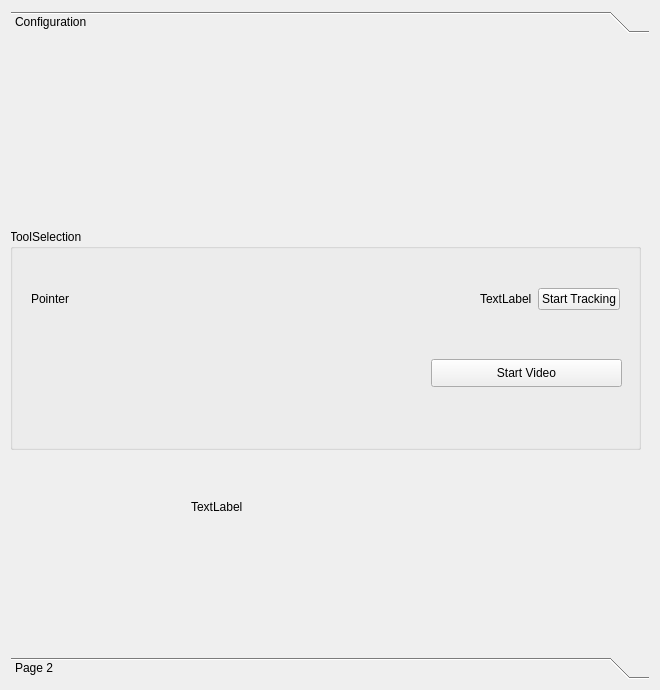
The window that Plugins/org.mitk.gui.qt.ARStrokeTreatment/src/internal/ARStrokeTreatmentControls.ui (NAMI-THU/MITK) describes before a commit, drawn with Qt 5.
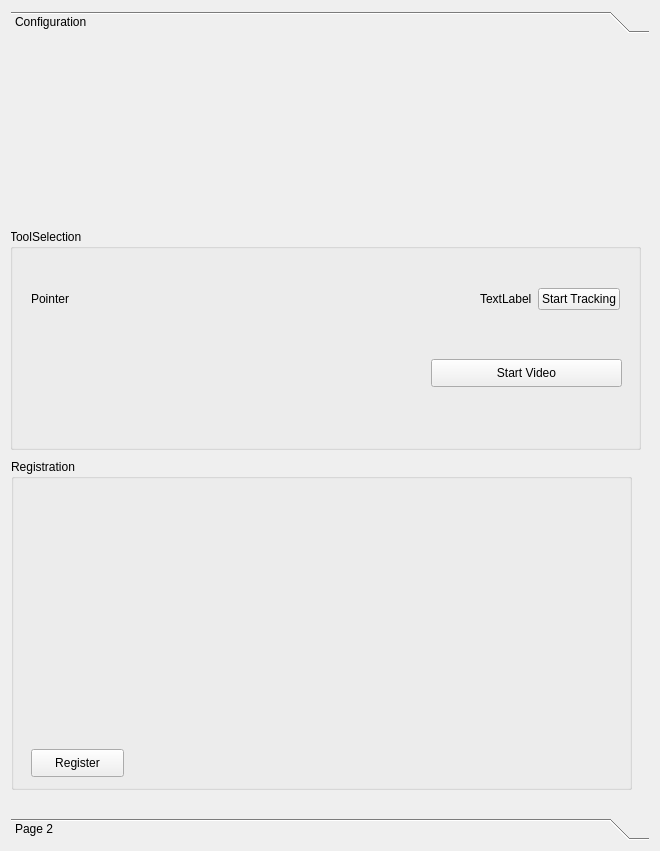
The same window after the commit. Custom widgets are drawn as their Qt base class.

The edit to the form file:
```diff
--- a/Plugins/org.mitk.gui.qt.ARStrokeTreatment/src/internal/ARStrokeTreatmentControls.ui
+++ b/Plugins/org.mitk.gui.qt.ARStrokeTreatment/src/internal/ARStrokeTreatmentControls.ui
@@ -7,7 +7,7 @@
     <x>0</x>
     <y>0</y>
     <width>660</width>
-    <height>690</height>
+    <height>851</height>
    </rect>
   </property>
   <property name="minimumSize">
@@ -31,7 +31,7 @@
         <x>0</x>
         <y>0</y>
         <width>638</width>
-        <height>606</height>
+        <height>767</height>
        </rect>
       </property>
       <attribute name="label">
@@ -125,28 +125,44 @@
         </property>
        </widget>
       </widget>
-      <widget class="QLabel" name="m_CoordinateLabel">
+      <widget class="QGroupBox" name="groupRegistration">
        <property name="geometry">
         <rect>
-         <x>180</x>
-         <y>460</y>
-         <width>55</width>
-         <height>16</height>
+         <x>0</x>
+         <y>420</y>
+         <width>621</width>
+         <height>331</height>
         </rect>
        </property>
-       <property name="text">
-        <string>TextLabel</string>
+       <property name="cursor">
+        <cursorShape>ArrowCursor</cursorShape>
        </property>
-      </widget>
-      <widget class="QmitkFiducialRegistrationWidget" name="m_RegistrationWidget" native="true">
-       <property name="geometry">
-        <rect>
-         <x>19</x>
-         <y>379</y>
-         <width>521</width>
-         <height>211</height>
-        </rect>
+       <property name="title">
+        <string>Registration</string>
        </property>
+       <widget class="QmitkFiducialRegistrationWidget" name="m_RegistrationWidget" native="true">
+        <property name="geometry">
+         <rect>
+          <x>20</x>
+          <y>30</y>
+          <width>581</width>
+          <height>241</height>
+         </rect>
+        </property>
+       </widget>
+       <widget class="QPushButton" name="m_RegistrationPushButton">
+        <property name="geometry">
+         <rect>
+          <x>20</x>
+          <y>290</y>
+          <width>93</width>
+          <height>28</height>
+         </rect>
+        </property>
+        <property name="text">
+         <string>Register</string>
+        </property>
+       </widget>
       </widget>
      </widget>
      <widget class="QWidget" name="page_2">
```
Left out of the diff: 8 changed lines with no effect on the pictures.
